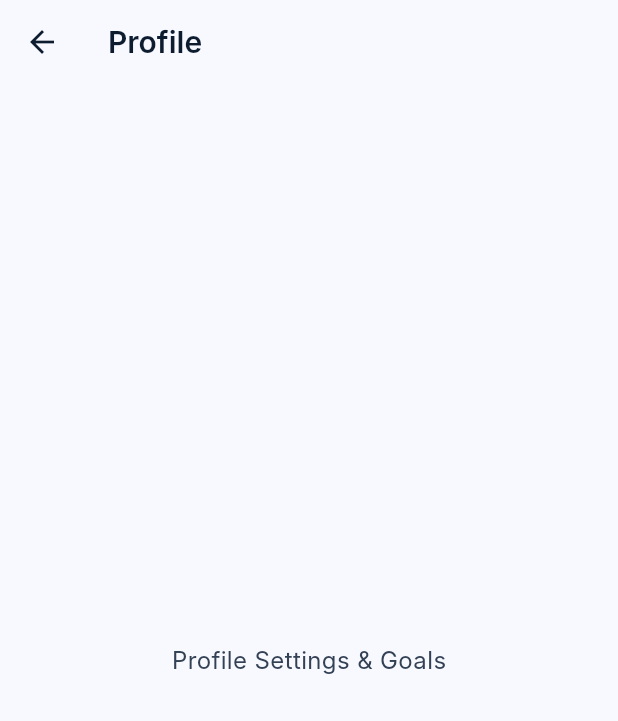
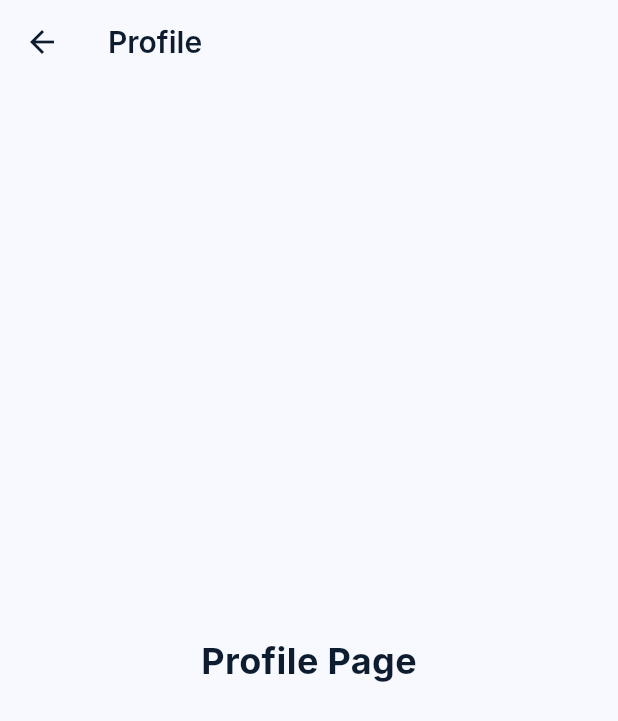
Before and after one commit to Vichally20/Kalori, a Flutter app: the ProfileView screen opened by its route, on a phone screen of 412 x 824 dp. Shown: the top 721 px of the screen. Run offline on Flutter 3.47's test engine with Material 3 defaults, Android fonts, the phone set to English and light mode, and no system bars; our stand-ins replace equatable, get; Roboto replaces fonts that are missing (Inter).

Commit message:
clean ups

```diff
--- a/lib/features/log/view/controllers/log_controller.dart
+++ b/lib/features/log/view/controllers/log_controller.dart
@@ -58,17 +58,17 @@ class LogController extends GetxController {
     isMealBreakdownExpanded.value = !isMealBreakdownExpanded.value;
   }
 
-  // Close / dismiss the meal breakdown card (now contracts it instead of hiding)
+  // Close the meal breakdown card (now contracts it instead of hiding)
   void dismissMealBreakdown() {
     isMealBreakdownExpanded.value = false;
   }
 
-  // Restore or open the meal breakdown card
+  // Restore the meal breakdown card
   void restoreMealBreakdown() {
     isMealBreakdownExpanded.value = true;
   }
 
-  // Handle quick suggestion chips
+  // Handle suggestion chips
   void addSuggestion(String suggestion) {
     if (suggestion == 'ADD BLACK COFFEE') {
       chatMessages.add(ChatMessage(text: 'Add black coffee', isUser: true));
--- a/lib/features/profile/view/screens/profile_screen.dart
+++ b/lib/features/profile/view/screens/profile_screen.dart
@@ -17,8 +17,8 @@ class ProfileView extends GetView<ProfileController> {
       ),
       body: Center(
         child: Text(
-          'Profile Settings & Goals',
-          style: context.typography.bodyLg,
+          'Profile Page',
+          style: context.typography.headlineLgMobile,
         ),
       ),
     );
```
